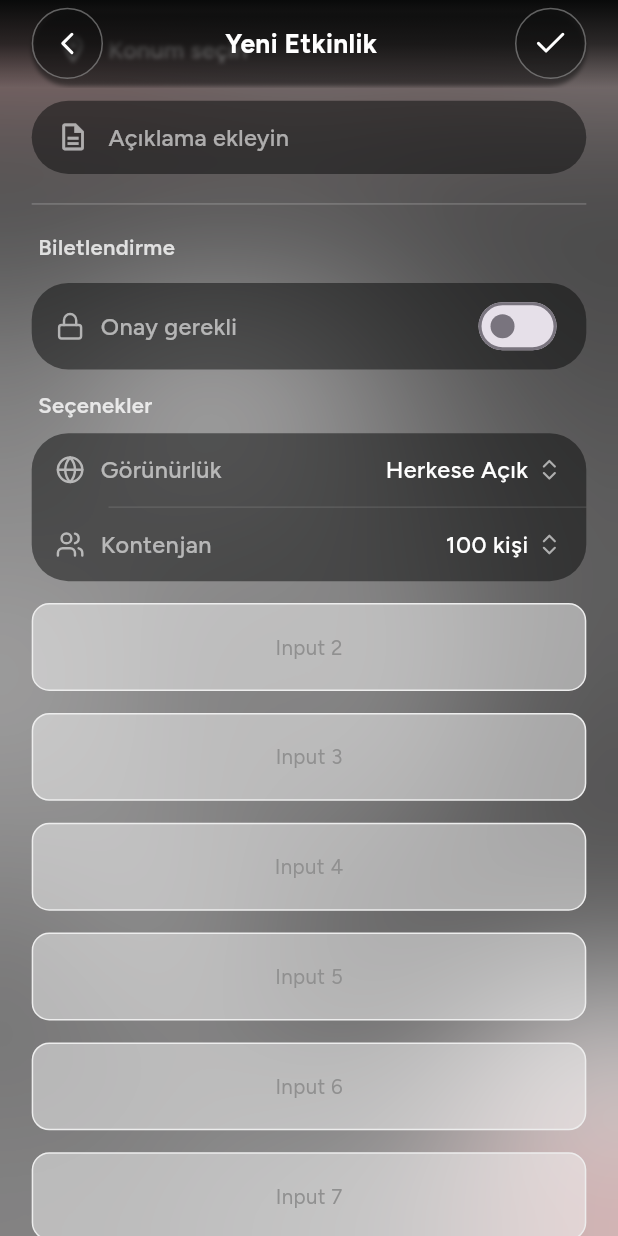
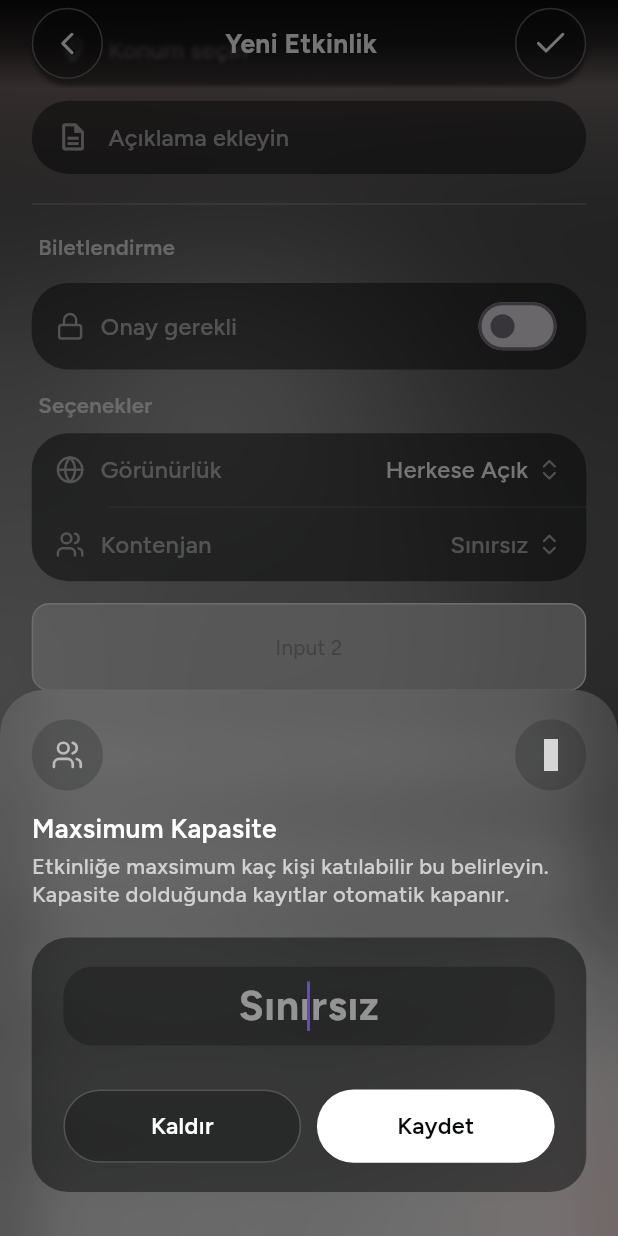
Before and after one commit to MehmetAkan/LobiMobileApp, a Flutter app: the CreateEventScreen screen opened directly, scrolled down 576 dp, after a tap on "Kontenjan", on a phone screen of 412 x 824 dp. Run offline on Flutter 3.47's test engine with Material 3 defaults, Android fonts, the phone set to English and light mode, and no system bars; our stand-ins replace flutter_riverpod, flutter_screenutil, flutter_svg, get_it, google_fonts, logger and 4 more; accounts and stored records are empty; network calls fail; grey boxes are pictures that could not be loaded.

Commit message:
New modal design

````diff
--- a/lib/screens/main/events/create_event_screen.dart
+++ b/lib/screens/main/events/create_event_screen.dart
@@ -8,6 +8,7 @@ import 'package:lobi_application/widgets/common/forms/events/event_description_f
 import 'package:lobi_application/widgets/common/forms/events/event_settings_box.dart';
 import 'package:lobi_application/widgets/common/forms/events/event_settings_item.dart';
 import 'package:lobi_application/widgets/common/modals/event_visibility_modal.dart';
+import 'package:lobi_application/widgets/common/modals/event_capacity_modal.dart';
 import 'package:lobi_application/theme/app_theme.dart';
 import 'dart:ui';
 import 'package:lucide_icons_flutter/lucide_icons.dart';
@@ -52,6 +53,19 @@ class _CreateEventScreenState extends State<CreateEventScreen> {
         _visibility = result;
       });
     }
+  }
+
+  /// ✨ Kontenjan modal'ını aç
+  Future<void> _openCapacityModal() async {
+    final result = await EventCapacityModal.show(
+      context: context,
+      currentValue: _capacity,
+    );
+
+    // result == null ise "Kaldır" tuşuna basıldı (sınırsız)
+    setState(() {
+      _capacity = result;
+    });
   }
 
   @override
@@ -203,13 +217,10 @@ class _CreateEventScreenState extends State<CreateEventScreen> {
                         icon: LucideIcons.users400,
                         label: 'Kontenjan',
                         placeholder: 'Sınırsız',
-                        value: _capacity != null ? '$_capacity kişi' : null,
-                        onTap: () {
-                          debugPrint('Kontenjan modal açılıyor...');
-                          setState(() {
-                            _capacity = 100;
-                          });
-                        },
+                        value: _capacity != null
+                            ? EventCapacityModal.getDisplayText(_capacity)
+                            : null,
+                        onTap: _openCapacityModal,
                         showDivider: false,
                       ),
                     ],
--- /dev/null
+++ b/lib/widgets/common/modals/event_capacity_modal.dart
@@ -0,0 +1,214 @@
+import 'package:flutter/material.dart';
+import 'package:flutter/services.dart';
+import 'package:flutter_screenutil/flutter_screenutil.dart';
+import 'package:lobi_application/widgets/common/modals/event_modal_sheet.dart';
+import 'package:lobi_application/theme/app_theme.dart';
+import 'package:lucide_icons_flutter/lucide_icons.dart';
+
+/// EventCapacityModal - Kontenjan belirleme modal'ı
+///
+/// Kullanım:
+/// ```dart
+/// final result = await EventCapacityModal.show(
+///   context: context,
+///   currentValue: 100, // null = sınırsız
+/// );
+/// if (result != null) {
+///   setState(() => _capacity = result);
+/// } else {
+///   // Sınırsız seçildi
+///   setState(() => _capacity = null);
+/// }
+/// ```
+class EventCapacityModal {
+  static Future<int?> show({required BuildContext context, int? currentValue}) {
+    return showModalBottomSheet<int?>(
+      context: context,
+      backgroundColor: Colors.transparent,
+      isScrollControlled: true,
+      builder: (context) => _CapacityContent(currentValue: currentValue),
+    );
+  }
+
+  /// Display text
+  static String getDisplayText(int? capacity) {
+    return capacity == null ? 'Sınırsız' : '$capacity kişi';
+  }
+}
+
+class _CapacityContent extends StatefulWidget {
+  final int? currentValue;
+
+  const _CapacityContent({this.currentValue});
+
+  @override
+  State<_CapacityContent> createState() => _CapacityContentState();
+}
+
+class _CapacityContentState extends State<_CapacityContent> {
+  late TextEditingController _controller;
+  final FocusNode _focusNode = FocusNode();
+
+  @override
+  void initState() {
+    super.initState();
+    _controller = TextEditingController(
+      text: widget.currentValue?.toString() ?? '',
+    );
+
+    // Modal açıldığında klavye otomatik açılsın
+    WidgetsBinding.instance.addPostFrameCallback((_) {
+      _focusNode.requestFocus();
+    });
+  }
+
+  @override
+  void dispose() {
+    _controller.dispose();
+    _focusNode.dispose();
+    super.dispose();
+  }
+
+  void _onSave() {
+    final text = _controller.text.trim();
+    if (text.isEmpty) {
+      // Boş = Sınırsız
+      Navigator.of(context).pop(null);
+      return;
+    }
+
+    final value = int.tryParse(text);
+    if (value != null && value > 0) {
+      Navigator.of(context).pop(value);
+    } else {
+      // Geçersiz değer - hata göster
+      ScaffoldMessenger.of(context).showSnackBar(
+        SnackBar(
+          content: const Text('Lütfen geçerli bir sayı girin'),
+          backgroundColor: AppTheme.red900,
+          duration: const Duration(seconds: 2),
+        ),
+      );
+    }
+  }
+
+  void _onRemove() {
+    // Sınırsız yap
+    Navigator.of(context).pop(null);
+  }
+
+  @override
+  Widget build(BuildContext context) {
+    return EventModalSheet(
+      icon: LucideIcons.users400,
+      title: 'Maxsimum Kapasite',
+      description:
+          'Etkinliğe maxsimum kaç kişi katılabilir bu belirleyin. Kapasite dolduğunda kayıtlar otomatik kapanır.',
+      children: [
+        Padding(
+          padding: EdgeInsets.symmetric(horizontal: 20.w, vertical: 20.h),
+          child: Column(
+            children: [
+              Container(
+                decoration: BoxDecoration(
+                  color: AppTheme.black800.withOpacity(0.3),
+                  borderRadius: BorderRadius.circular(20.r),
+                ),
+                child: TextField(
+                  controller: _controller,
+                  focusNode: _focusNode,
+                  keyboardType: TextInputType.number,
+                  textAlign: TextAlign.center,
+                  inputFormatters: [
+                    FilteringTextInputFormatter.digitsOnly,
+                    LengthLimitingTextInputFormatter(6), // Max 999,999 kişi
+                  ],
+                  style: TextStyle(
+                    fontSize: 28.sp,
+                    fontWeight: FontWeight.w700,
+                    color: AppTheme.white,
+                    height: 1.2,
+                  ),
+                  decoration: InputDecoration(
+                    fillColor: AppTheme.red900,
+                    hintText: 'Sınırsız',
+                    hintStyle: TextStyle(
+                      fontSize: 28.sp,
+                      fontWeight: FontWeight.w700,
+                      color: AppTheme.white.withOpacity(0.5),
+                      height: 1.2,
+                    ),
+                    border: InputBorder.none,
+                    enabledBorder: InputBorder.none,
+                    focusedBorder: InputBorder.none,
+                    contentPadding: EdgeInsets.symmetric(vertical: 10.h),
+                  ),
+                ),
+              ),
+              SizedBox(height: 30.h),
+              Row(
+                children: [
+                  // Kaldır butonu
+                  Expanded(
+                    child: _buildButton(
+                      context: context,
+                      label: 'Kaldır',
+                      onTap: _onRemove,
+                      isPrimary: false,
+                    ),
+                  ),
+
+                  SizedBox(width: 10.w),
+
+                  // Kaydet butonu
+                  Expanded(
+                    child: _buildButton(
+                      context: context,
+                      label: 'Kaydet',
+                      onTap: _onSave,
+                      isPrimary: true,
+                    ),
+                  ),
+                ],
+              ),
+            ],
+          ),
+        ),
+      ],
+    );
+  }
+
+  Widget _buildButton({
+    required BuildContext context,
+    required String label,
+    required VoidCallback onTap,
+    required bool isPrimary,
+  }) {
+    return GestureDetector(
+      onTap: onTap,
+      child: Container(
+        height: 50.h,
+        decoration: BoxDecoration(
+          color: isPrimary
+              ? AppTheme.white
+              : AppTheme.getAppBarButtonBg(context).withOpacity(0.3),
+          borderRadius: BorderRadius.circular(25.r),
+          border: isPrimary
+              ? null
+              : Border.all(color: AppTheme.white.withOpacity(0.2), width: 1),
+        ),
+        child: Center(
+          child: Text(
+            label,
+            style: TextStyle(
+              fontSize: 16.sp,
+              fontWeight: FontWeight.w600,
+              color: isPrimary ? AppTheme.black800 : AppTheme.white,
+              height: 1.2,
+            ),
+          ),
+        ),
+      ),
+    );
+  }
+}
````
Also changed, not shown: lib/widgets/common/modals/event_modal_sheet.dart (+1 -19 lines).
